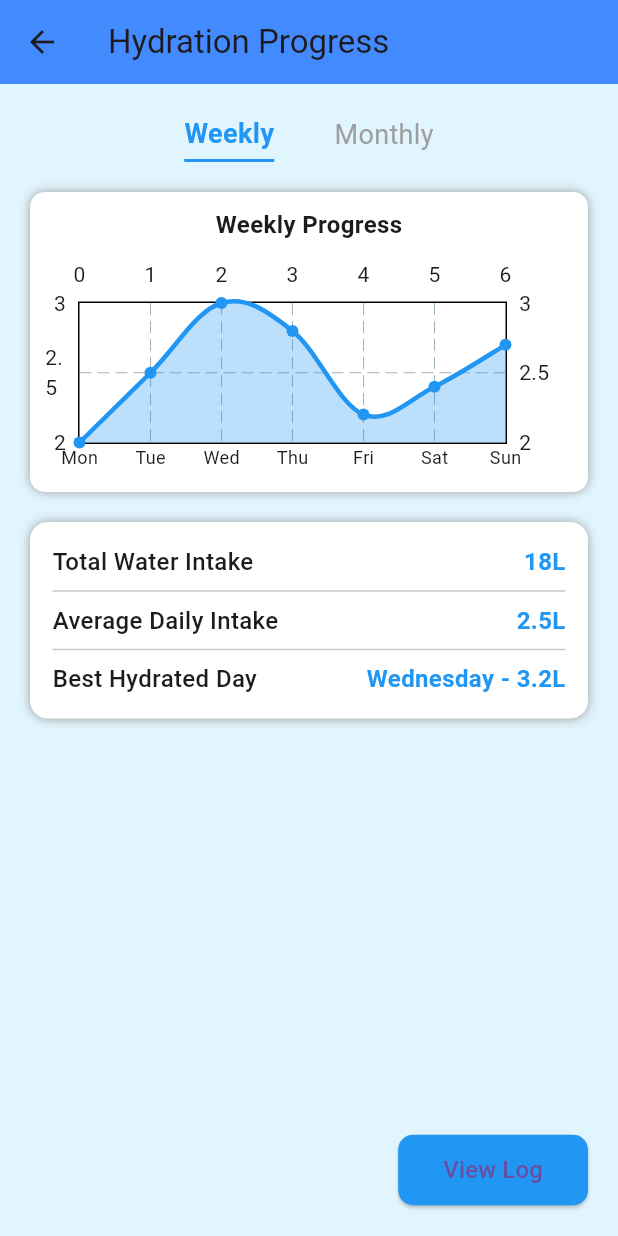
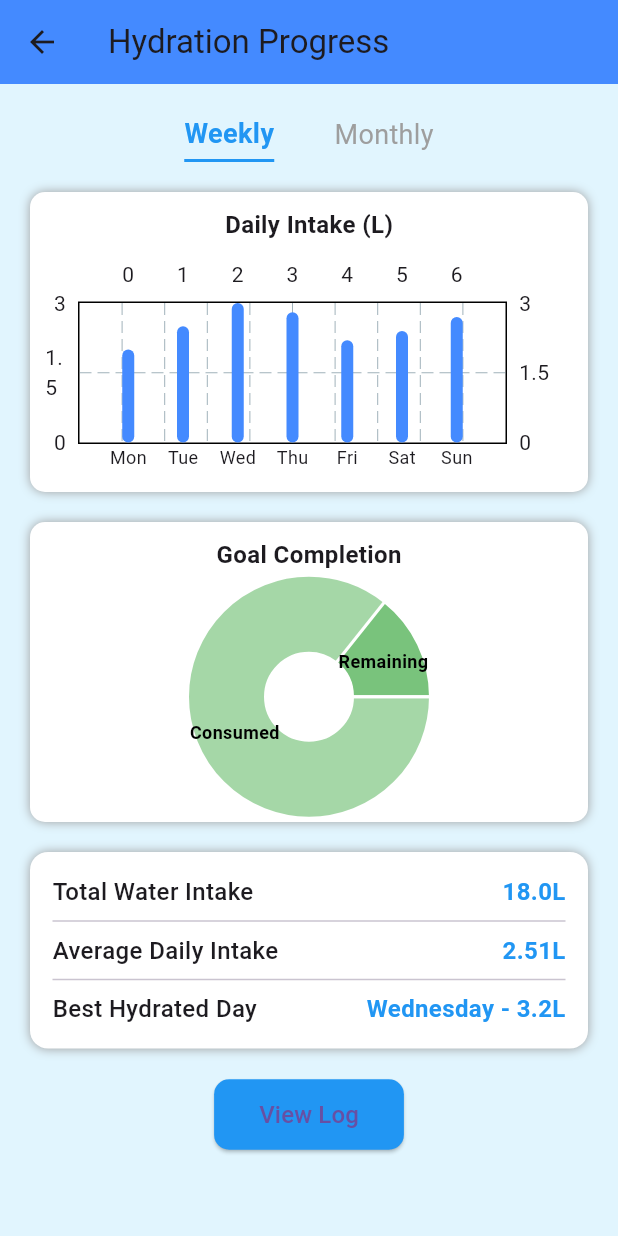
Before and after one commit to benfurtado/Smart_Bottle, a Flutter app: the ProgressScreen screen opened directly, on a phone screen of 412 x 824 dp. Run offline on Flutter 3.47's test engine with Material 3 defaults, Android fonts, the phone set to English and light mode, and no system bars; drawn by our look-alikes of fl_chart; network calls fail.

Commit message:
updated graphs

```diff
--- a/distance_sensor_app/lib/screens/progress.dart
+++ b/distance_sensor_app/lib/screens/progress.dart
@@ -10,8 +10,23 @@ class ProgressScreen extends StatefulWidget {
 class _ProgressScreenState extends State<ProgressScreen> {
   bool isWeekly = true; // Toggle between weekly & monthly
 
+  // Example/mock data for demonstration
+  List<double> weeklyIntake = [2.0, 2.5, 3.0, 2.8, 2.2, 2.4, 2.7];
+  List<String> weekDays = ['Mon', 'Tue', 'Wed', 'Thu', 'Fri', 'Sat', 'Sun'];
+  List<double> monthlyIntake = [10, 12, 15, 14];
+  List<String> monthLabels = ['Week 1', 'Week 2', 'Week 3', 'Week 4'];
+  double totalIntake = 18.0;
+  double dailyGoal = 3.0;
+  double bestDayIntake = 3.2;
+  String bestDay = 'Wednesday';
+
   @override
   Widget build(BuildContext context) {
+    double avgDaily = isWeekly
+        ? (weeklyIntake.reduce((a, b) => a + b) / weeklyIntake.length)
+        : (monthlyIntake.reduce((a, b) => a + b) / monthlyIntake.length);
+    double goalCompletion = totalIntake / (dailyGoal * (isWeekly ? 7 : 30));
+
     return Scaffold(
       backgroundColor: Colors.lightBlue[50],
       appBar: AppBar(
@@ -20,10 +35,11 @@ class _ProgressScreenState extends State<ProgressScreen> {
       ),
       body: Padding(
         padding: const EdgeInsets.all(20.0),
+        child: SingleChildScrollView(   // 👈 wrap with SingleChildScrollView
           child: Column(
             crossAxisAlignment: CrossAxisAlignment.start,
             children: [
-            // ✅ Toggle Option (Weekly / Monthly) with underline
+              // Toggle Option (Weekly / Monthly) with underline
               Row(
                 mainAxisAlignment: MainAxisAlignment.center,
                 children: [
@@ -85,12 +101,29 @@ class _ProgressScreenState extends State<ProgressScreen> {
 
               SizedBox(height: 20),
 
-            // ✅ Graph Widget
-            GraphWidget(isWeekly: isWeekly),
+              // Bar Chart
+              GraphWidget(
+                graphType: GraphType.bar,
+                data: isWeekly ? weeklyIntake : monthlyIntake,
+                labels: isWeekly ? weekDays : monthLabels,
+                title: isWeekly ? 'Daily Intake (L)' : 'Weekly Intake (L)',
+                color: Colors.blueAccent,
+              ),
 
               SizedBox(height: 20),
 
-            // ✅ Water Log Summary
+              // Pie Chart
+              GraphWidget(
+                graphType: GraphType.pie,
+                data: [totalIntake, (dailyGoal * (isWeekly ? 7 : 30)) - totalIntake],
+                labels: ['Consumed', 'Remaining'],
+                title: 'Goal Completion',
+                color: Colors.green,
+              ),
+
+              SizedBox(height: 20),
+
+              // Water Log Summary
               Container(
                 padding: EdgeInsets.all(15),
                 decoration: BoxDecoration(
@@ -100,20 +133,20 @@ class _ProgressScreenState extends State<ProgressScreen> {
                 ),
                 child: Column(
                   children: [
-                  _summaryRow("Total Water Intake", "18L"),
+                    _summaryRow("Total Water Intake", "${totalIntake.toStringAsFixed(1)}L"),
                     Divider(),
-                  _summaryRow("Average Daily Intake", "2.5L"),
+                    _summaryRow("Average Daily Intake", "${avgDaily.toStringAsFixed(2)}L"),
                     Divider(),
-                  _summaryRow("Best Hydrated Day", "Wednesday - 3.2L"),
+                    _summaryRow("Best Hydrated Day", "$bestDay - ${bestDayIntake.toStringAsFixed(1)}L"),
                   ],
                 ),
               ),
 
-            Spacer(),
+              SizedBox(height: 20),
 
-            // ✅ Navigation Button to Water Log
+              // Navigation Button
               Align(
-              alignment: Alignment.bottomRight,
+                alignment: Alignment.center,
                 child: ElevatedButton(
                   onPressed: () {
                     Navigator.push(context, MaterialPageRoute(builder: (context) => WaterLogScreen()));
@@ -129,10 +162,11 @@ class _ProgressScreenState extends State<ProgressScreen> {
             ],
           ),
         ),
+      ),
     );
   }
 
-  // ✅ Helper function for summary rows
+  // Helper function for summary rows
   Widget _summaryRow(String title, String value) {
     return Row(
       mainAxisAlignment: MainAxisAlignment.spaceBetween,
--- a/distance_sensor_app/lib/widgets/graph_widget.dart
+++ b/distance_sensor_app/lib/widgets/graph_widget.dart
@@ -1,10 +1,23 @@
 import 'package:flutter/material.dart';
-import 'package:fl_chart/fl_chart.dart'; // Ensure this is added for graphs
+import 'package:fl_chart/fl_chart.dart';
+
+enum GraphType { line, bar, pie }
 
 class GraphWidget extends StatelessWidget {
-  final bool isWeekly;
+  final GraphType graphType;
+  final List<double> data;
+  final List<String>? labels; // For bar/pie charts
+  final String? title;
+  final Color color;
 
-  GraphWidget({required this.isWeekly}); // Accept the isWeekly parameter
+  const GraphWidget({
+    Key? key,
+    required this.graphType,
+    required this.data,
+    this.labels,
+    this.title,
+    this.color = Colors.blue,
+  }) : super(key: key);
 
   @override
   Widget build(BuildContext context) {
@@ -18,49 +31,91 @@ class GraphWidget extends StatelessWidget {
       ),
       child: Column(
         children: [
-          Text(
-            isWeekly ? "Weekly Progress" : "Monthly Progress",
-            style: TextStyle(fontSize: 16, fontWeight: FontWeight.bold),
-          ),
+          if (title != null)
+            Text(title!, style: TextStyle(fontSize: 16, fontWeight: FontWeight.bold)),
           SizedBox(height: 10),
           Expanded(
-            child: LineChart(
+            child: _buildChart(),
+          ),
+        ],
+      ),
+    );
+  }
+
+  Widget _buildChart() {
+    switch (graphType) {
+      case GraphType.line:
+        return LineChart(
           LineChartData(
             titlesData: FlTitlesData(
-                  leftTitles: AxisTitles(
-                    sideTitles: SideTitles(showTitles: true),
-                  ),
+              leftTitles: AxisTitles(sideTitles: SideTitles(showTitles: true)),
               bottomTitles: AxisTitles(
                 sideTitles: SideTitles(
                   showTitles: true,
                   getTitlesWidget: (value, meta) {
-                        return Text(
-                          isWeekly
-                              ? ["Mon", "Tue", "Wed", "Thu", "Fri", "Sat", "Sun"][value.toInt()]
-                              : ["Week 1", "Week 2", "Week 3", "Week 4"][value.toInt()],
-                          style: TextStyle(fontSize: 12),
-                        );
+                    if (labels != null && value.toInt() < labels!.length) {
+                      return Text(labels![value.toInt()], style: TextStyle(fontSize: 12));
+                    }
+                    return Text('');
                   },
                 ),
               ),
             ),
             lineBarsData: [
               LineChartBarData(
-                    spots: isWeekly
-                        ? [FlSpot(0, 2), FlSpot(1, 2.5), FlSpot(2, 3), FlSpot(3, 2.8), FlSpot(4, 2.2), FlSpot(5, 2.4), FlSpot(6, 2.7)]
-                        : [FlSpot(0, 10), FlSpot(1, 12), FlSpot(2, 15), FlSpot(3, 14)],
+                spots: [
+                  for (int i = 0; i < data.length; i++) FlSpot(i.toDouble(), data[i])
+                ],
                 isCurved: true,
                 barWidth: 3,
-                    color: Colors.blue,
-
-                    belowBarData: BarAreaData(show: true, color: Colors.blue.withOpacity(0.3)),
-                  ),
-                ],
-              ),
-            ),
+                color: color,
+                belowBarData: BarAreaData(show: true, color: color.withOpacity(0.3)),
               ),
             ],
           ),
         );
+      case GraphType.bar:
+        return BarChart(
+          BarChartData(
+            titlesData: FlTitlesData(
+              leftTitles: AxisTitles(sideTitles: SideTitles(showTitles: true)),
+              bottomTitles: AxisTitles(
+                sideTitles: SideTitles(
+                  showTitles: true,
+                  getTitlesWidget: (value, meta) {
+                    if (labels != null && value.toInt() < labels!.length) {
+                      return Text(labels![value.toInt()], style: TextStyle(fontSize: 12));
+                    }
+                    return Text('');
+                  },
+                ),
+              ),
+            ),
+            barGroups: [
+              for (int i = 0; i < data.length; i++)
+                BarChartGroupData(x: i, barRods: [BarChartRodData(toY: data[i], color: color)])
+            ],
+          ),
+        );
+      case GraphType.pie:
+        return PieChart(
+          PieChartData(
+            sections: [
+              for (int i = 0; i < data.length; i++)
+                PieChartSectionData(
+                  value: data[i],
+                  color: color.withOpacity(0.5 + 0.5 * (i / data.length)),
+                  title: labels != null && i < labels!.length ? labels![i] : '',
+                  radius: 50,
+                  titleStyle: TextStyle(fontSize: 12, fontWeight: FontWeight.bold, color: Colors.black),
+                ),
+            ],
+            sectionsSpace: 2,
+            centerSpaceRadius: 30,
+          ),
+        );
+      default:
+        return Center(child: Text('Unknown chart type'));
     }
   }
+}
```
Also changed, not shown: distance_sensor_app/lib/screens/dashboard.dart (+61 -6 lines), 3 other files. Lines whose indentation alone changed are shown as unchanged.
